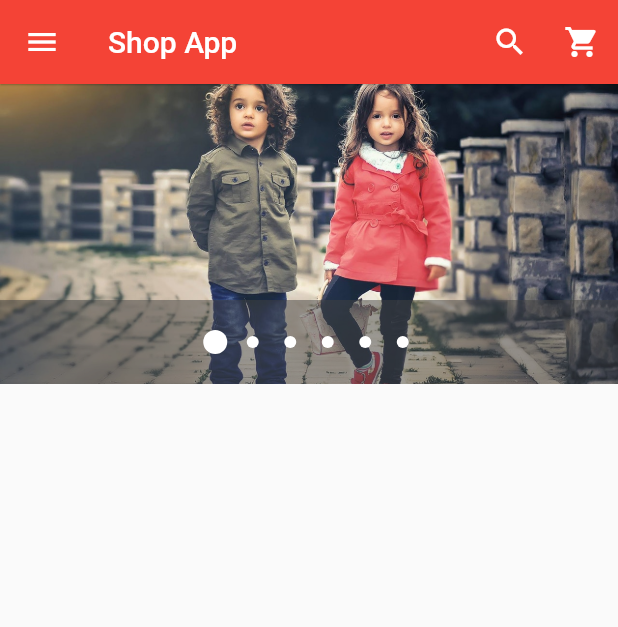
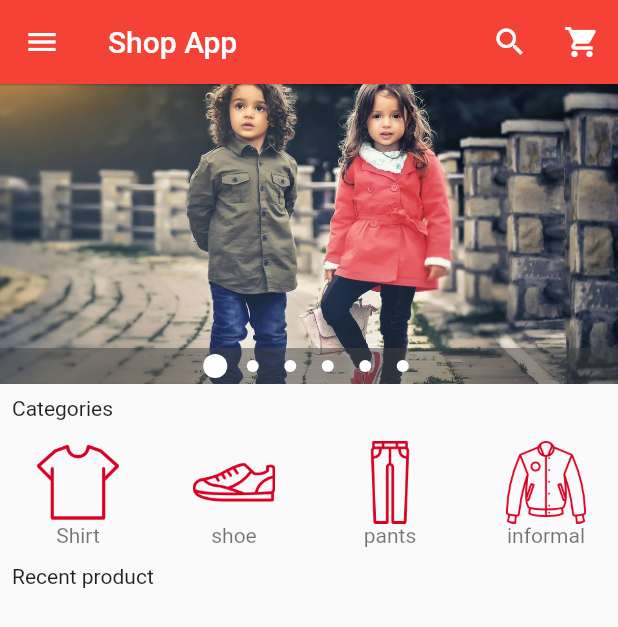
Before and after one commit to sohanzz/flutter_ecommerce, a Flutter app: the screen it shows after launch, on a phone screen of 412 x 824 dp. Shown: the top 627 px of the screen. Run offline on Flutter 3.47's test engine with Material 2 defaults, Android fonts, the phone set to English and light mode, and no system bars; drawn by our look-alikes of carousel_pro.

Commit message:
Horizontal Listview

```diff
--- /dev/null
+++ b/lib/components/horizontal_listview.dart
@@ -0,0 +1,74 @@
+import 'package:flutter/material.dart';
+
+class HorizontalList extends StatelessWidget {
+  @override
+  Widget build(BuildContext context) {
+    return Container(
+      height: 80,
+      child: ListView(
+        scrollDirection: Axis.horizontal,
+        children: <Widget>[
+          Category(
+            image_location: 'images/cats/tshirt.png',
+            image_caption: 'Shirt',
+          ),
+          Category(
+            image_location: 'images/cats/shoe.png',
+            image_caption: 'shoe',
+          ),
+          Category(
+            image_location: 'images/cats/jeans.png',
+            image_caption: 'pants',
+          ),
+          Category(
+            image_location: 'images/cats/informal.png',
+            image_caption: 'informal',
+          ),
+          Category(
+            image_location: 'images/cats/formal.png',
+            image_caption: 'formal',
+          ),
+          Category(
+            image_location: 'images/cats/dress.png',
+            image_caption: 'dress',
+          ),
+          Category(
+            image_location: 'images/cats/accessories.png',
+            image_caption: 'accessories',
+          ),
+        ],
+      ),
+    );
+  }
+}
+
+class Category extends StatelessWidget {
+  final String image_location;
+  final String image_caption;
+
+  Category({this.image_location, this.image_caption});
+
+  @override
+  Widget build(BuildContext context) {
+    return Padding(
+      padding: const EdgeInsets.all(2.0),
+      child: InkWell(
+        onTap: () {},
+        child: Container(
+          width: 100,
+          child: ListTile(
+            title: Image.asset(
+              image_location,
+              width: 100,
+              height: 55,
+            ),
+            subtitle: Container(
+              alignment: Alignment.topCenter,
+              child: Text(image_caption),
+            ),
+          ),
+        ),
+      ),
+    );
+  }
+}
--- a/lib/main.dart
+++ b/lib/main.dart
@@ -1,5 +1,8 @@
 import 'package:flutter/material.dart';
 import 'package:carousel_pro/carousel_pro.dart';
+
+//my imports
+import 'package:flutter_ecommerce/components/horizontal_listview.dart';
 
 void main() {
   runApp(MaterialApp(
@@ -31,6 +34,7 @@ class _HomePageState extends State<HomePage> {
         AssetImage('images/w4.jpeg'),
       ],
       autoplay: true,
+      indicatorBgPadding: 4,
       animationCurve: Curves.fastOutSlowIn,
       animationDuration: Duration(milliseconds:  1000),
     ),
@@ -145,7 +149,26 @@ class _HomePageState extends State<HomePage> {
 
       body: new ListView(
         children: <Widget>[
-          image_carousel
+
+          //Image carousel begins here
+          image_carousel,
+
+          //padding widget
+          new Padding(padding: const EdgeInsets.all(8.0),
+          child: new Text('Categories'),),
+
+          //Horizontal list view begins here
+          HorizontalList(),
+
+          new Padding(padding: const EdgeInsets.all(8.0),
+            child: new Text('Recent product'),),
+
+          //gridView
+          Container(
+            height: 320,
+            //child: Products(),
+          )
+
         ],
       ),
     );
--- a/pubspec.yaml
+++ b/pubspec.yaml
@@ -47,6 +47,7 @@ flutter:
   #  - images/a_dot_ham.jpeg
   assets:
     - images/
+    - images/cats/
 
   # An image asset can refer to one or more resolution-specific "variants", see
   # https://flutter.dev/assets-and-images/#resolution-aware.
```
